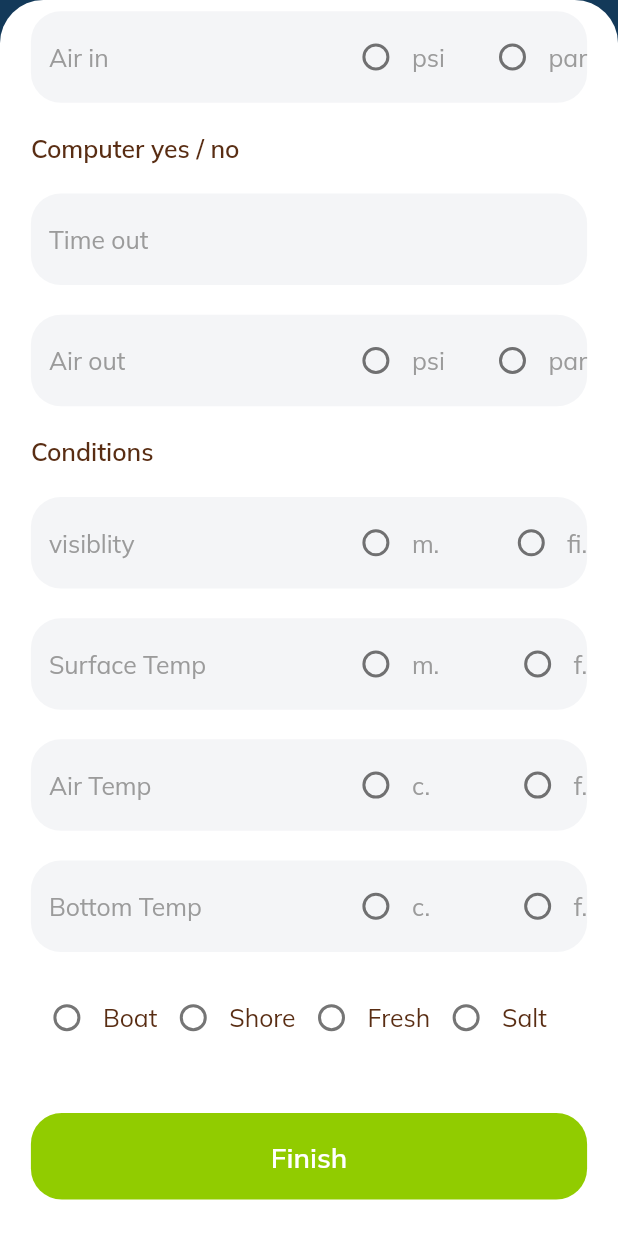
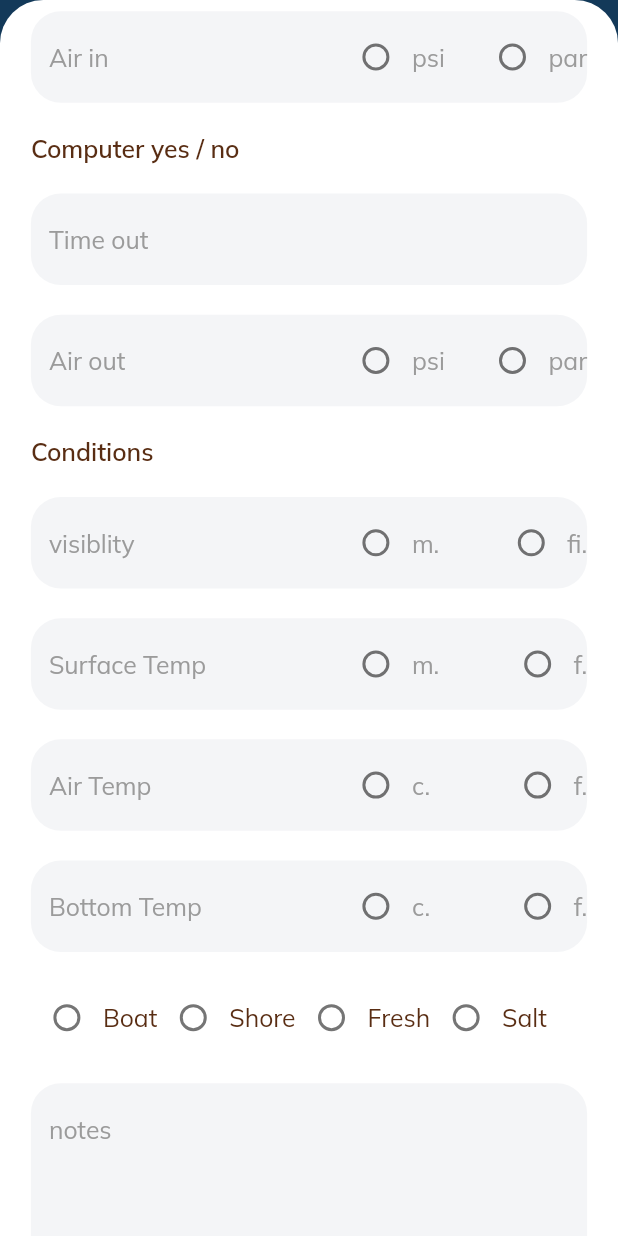
Before and after one commit to nermeen841/crazy_dolphine, a Flutter app: the CompleteDataBody widget shown alone on an empty page, opened directly, scrolled down 1068 dp, on a phone screen of 412 x 824 dp. Run offline on Flutter 3.47's test engine with Material 2 defaults, Android fonts, the light colour scheme and no system bars; our stand-ins replace bloc, cached_network_image, easy_localization, flutter_bloc, fluttertoast, get_it and 1 more; missing offline and left inert: api_request; accounts and stored records are empty.

Commit message:
add notes to form

```diff
--- a/lib/core/widgets/custom_text_field.dart
+++ b/lib/core/widgets/custom_text_field.dart
@@ -69,7 +69,7 @@ class CustomTextFormField extends StatelessWidget {
       maxLines: maxLines ?? 1,
       onEditingComplete: onEditingComplete,
       cursorColor: Colors.black,
-      style: bodyStryle(color: textGrey2, context: context),
+      style: bodyStryle(color: textcolor, context: context),
       decoration: InputDecoration(
         hintText: hint,
         hintStyle: bodyStryle(color: textGrey2, context: context),
--- a/lib/presentation/screen/auth/complete_data/widget/body.dart
+++ b/lib/presentation/screen/auth/complete_data/widget/body.dart
@@ -744,6 +744,13 @@ class _CompleteDataBodyState extends State<CompleteDataBody> {
                   ),
                 ),
               ),
+              const VerticalSpace(value: 2),
+              CustomTextFormField(
+                hint: "notes",
+                controller: notes,
+                inputType: TextInputType.text,
+                maxLines: 7,
+              ),
               const VerticalSpace(value: 4),
               CustomGeneralButton(
                 text: LocaleKeys.FINISH.tr(),
```
